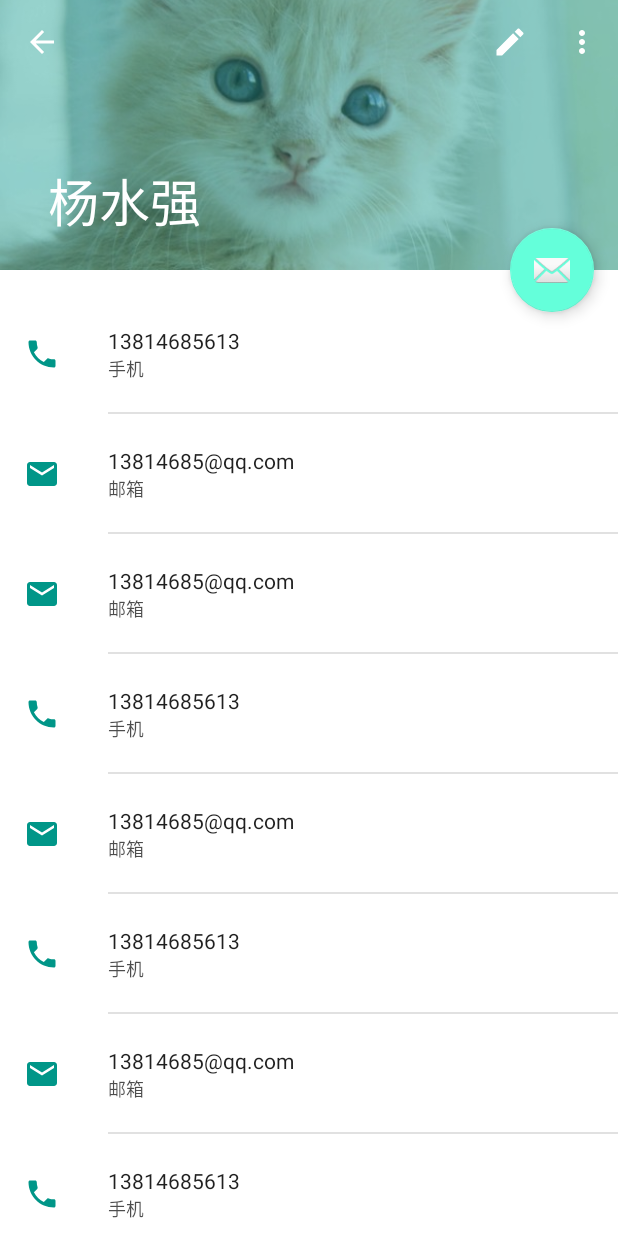
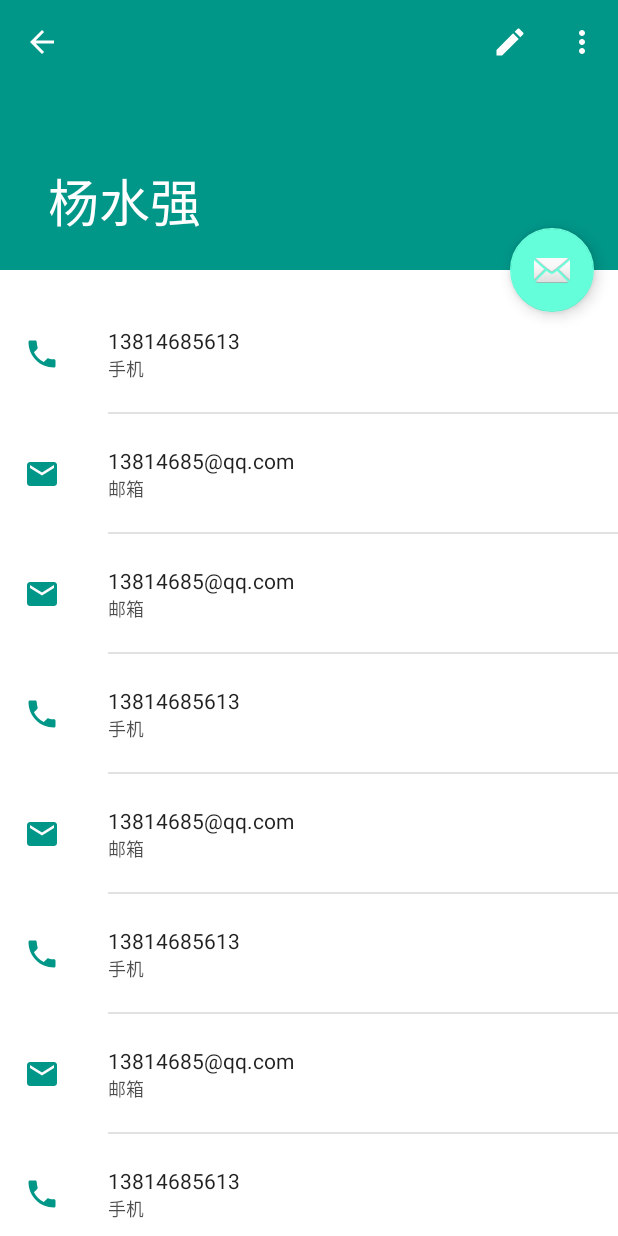
Before and after one commit to wjy92/EChat, an Android app: the ProfileActivity screen opened directly, with no data from a screen before it, on a phone screen of 412 x 824 dp. Run offline under Robolectric (Android 15) with nearby library versions, the phone set to English and light mode, and no system bars; our stand-ins replace ButterKnife, CircleImageView; libraries missing offline, so code that uses them is left out: com.balysv.materialmenu.

Commit message:
还原Profile界面

```diff
--- a/app/build.gradle
+++ b/app/build.gradle
@@ -34,4 +34,5 @@ dependencies {
     compile 'io.reactivex:rxandroid:1.1.0'
     compile 'com.jakewharton:butterknife:7.0.1'
     compile 'com.balysv.materialmenu:material-menu-abc:1.+'
+    compile 'com.sloydev:collapsingavatartoolbar:1.0.0'
 }
--- a/app/src/main/AndroidManifest.xml
+++ b/app/src/main/AndroidManifest.xml
@@ -32,7 +32,7 @@
         <activity
             android:name=".activity.ProfileActivity"
             android:label="杨水强"
-            android:theme="@style/AppTheme.NoActionBar"></activity>
+            android:theme="@style/AppTheme.NoActionBar" />
     </application>
 
 </manifest>
--- a/app/src/main/java/com/thirdnet/echat/activity/MainActivity.java
+++ b/app/src/main/java/com/thirdnet/echat/activity/MainActivity.java
@@ -37,10 +37,10 @@ public class MainActivity extends AppCompatActivity
         implements NavigationView.OnNavigationItemSelectedListener {
 
     @Bind(R.id.appbar)
-    AppBarLayout mAppBar;
+    public AppBarLayout mAppBar;
 
     @Bind(R.id.toolbar)
-    Toolbar toolbar;
+    public Toolbar toolbar;
 
     @Bind(R.id.drawer_layout)
     DrawerLayout mDrawer;
@@ -102,8 +102,6 @@ public class MainActivity extends AppCompatActivity
         else
             startActivity(new Intent(this, ConversationActivity.class));
     }
-
-
 
 
     class VpAdapter extends FragmentPagerAdapter {
--- a/app/src/main/res/layout/activity_profile.xml
+++ b/app/src/main/res/layout/activity_profile.xml
@@ -22,24 +22,6 @@
             app:contentScrim="?attr/colorPrimary"
             app:layout_scrollFlags="scroll|exitUntilCollapsed">
 
-            <ImageView
-                android:layout_width="match_parent"
-                android:layout_height="match_parent"
-                android:fitsSystemWindows="true"
-                android:scaleType="centerCrop"
-                android:src="@mipmap/portrait_test1"
-                android:transitionName="portrait"
-                app:layout_collapseMode="parallax"
-                app:layout_collapseParallaxMultiplier="0.7" />
-
-            <View
-                android:layout_width="match_parent"
-                android:layout_height="match_parent"
-                android:background="#66009688"
-                android:fitsSystemWindows="true"
-                app:layout_collapseMode="parallax"
-                app:layout_collapseParallaxMultiplier="0.7" />
-
             <android.support.v7.widget.Toolbar
                 android:id="@+id/toolbar"
                 android:layout_width="match_parent"
--- a/app/src/main/res/layout/app_bar_main.xml
+++ b/app/src/main/res/layout/app_bar_main.xml
@@ -19,6 +19,7 @@
             android:layout_width="match_parent"
             android:layout_height="?attr/actionBarSize"
             android:background="?attr/colorPrimary"
+            android:transitionName="toolbar"
             app:popupTheme="@style/AppTheme.PopupOverlay" />
 
         <android.support.design.widget.TabLayout
--- a/app/src/main/res/layout/rv_fragment_linkman.xml
+++ b/app/src/main/res/layout/rv_fragment_linkman.xml
@@ -10,8 +10,7 @@
         android:layout_width="40dp"
         android:layout_height="40dp"
         android:layout_centerVertical="true"
-        android:layout_marginLeft="@dimen/activity_horizontal_margin"
-        android:transitionName="portrait" />
+        android:layout_marginLeft="@dimen/activity_horizontal_margin" />
 
     <LinearLayout
         android:layout_width="wrap_content"
--- a/app/src/main/res/values-v21/styles.xml
+++ b/app/src/main/res/values-v21/styles.xml
@@ -6,4 +6,5 @@
         <item name="android:windowDrawsSystemBarBackgrounds">true</item>
         <item name="android:statusBarColor">@android:color/transparent</item>
     </style>
+
 </resources>
--- a/app/src/main/res/values/styles.xml
+++ b/app/src/main/res/values/styles.xml
@@ -27,6 +27,7 @@
         <item name="windowNoTitle">true</item>
     </style>
 
+
     <style name="AppTheme.NoActionBar">
         <item name="windowActionBar">false</item>
         <item name="windowNoTitle">true</item>
```
Also changed, not shown: app/src/main/java/com/thirdnet/echat/activity/ProfileActivity.java (+17 -12 lines), app/src/main/java/com/thirdnet/echat/adapter/FragmentLinkmanListAdapter.java (+6 -3 lines), app/src/main/res/transition/profile_shared_transition_enter.xml (added, +8 -0 lines), app/src/main/res/transition/profile_shared_transition_exit.xml (added, +7 -0 lines).
